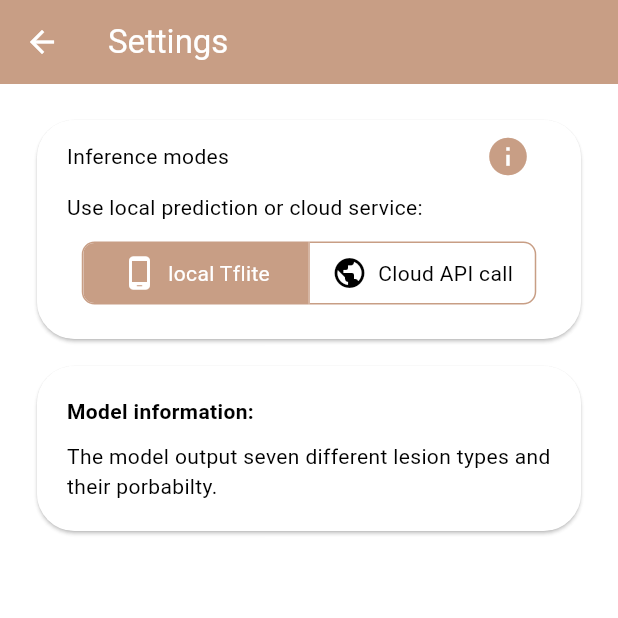
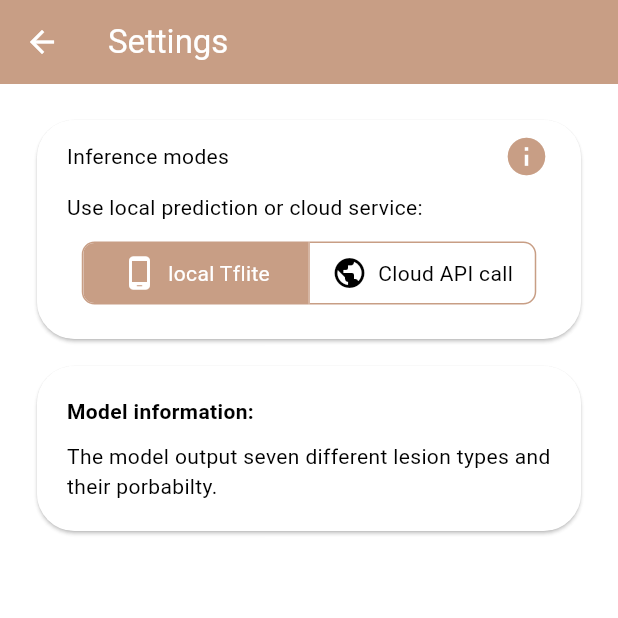
Before and after one commit to AAELBDAWY1318/cancer_detection, a Flutter app: the SettingsView screen opened directly, on a phone screen of 412 x 824 dp, the top half of it. Run offline on Flutter 3.47's test engine with Material 3 defaults, Android fonts, the phone set to English and light mode, and no system bars; our stand-ins replace bloc, camera, firebase_auth, firebase_core, flutter_bloc, get and 2 more; missing offline and left inert: tflite_flutter; accounts and stored records are empty; network calls fail.

Commit message:
===عبدالله عواد مر من هنا====

```diff
--- a/lib/bloc/cubits/inference_cubit.dart
+++ b/lib/bloc/cubits/inference_cubit.dart
@@ -1,3 +1,4 @@
+import 'dart:developer';
 import 'dart:io';
 import 'package:bloc/bloc.dart';
 import 'package:meta/meta.dart';
@@ -30,7 +31,7 @@ class InferenceCubit extends Cubit<InferenceState> {
     try {
       emit(InferenceLoading());
       var predictions = await localInferenceModel.inference(image);
-      print("##################### ${predictions.values}");
+      log("##################### ${predictions.values}");
       bool isMalignant;
       String probabilty;
       String lesionName;
--- a/lib/data/cloudInference/Tf_Serving.dart
+++ b/lib/data/cloudInference/Tf_Serving.dart
@@ -1,4 +1,5 @@
 import 'dart:convert';
+import 'dart:developer';
 import 'dart:typed_data';
 import 'package:flutter/services.dart';
 import 'package:image/image.dart' as image_lib;
@@ -48,6 +49,7 @@ class TfServing {
 
     var response = await http.post(_url,
         headers: {"Content-Type": "application/json"}, body: body);
+    log("$response");
     Map prediction = json.decode(response.body);
     print(response.headers.values);
     return prediction;
@@ -101,7 +103,7 @@ class TfServing {
       height: 224,
     );
 
-    print(image.height);
+    log("${image.height}");
 
     Map predictions = await getResponseArray(image);
     //Map predictions = await getResponse_base64(img_base64);
--- a/lib/presentation/views/SettingPage.dart
+++ b/lib/presentation/views/SettingPage.dart
@@ -19,14 +19,14 @@ class SettingsView extends StatelessWidget {
   final GlobalKey _key = GlobalKey();
 
   List<Widget> buttonTitles = <Widget>[
-    Row(children: [
+    const Row(children: [
       Icon(Icons.phone_android_rounded),
       SizedBox(
         width: 7,
       ),
       Text('local Tflite')
     ]),
-    Row(children: [
+    const Row(children: [
       Icon(Icons.public),
       SizedBox(
         width: 7,
@@ -40,17 +40,17 @@ class SettingsView extends StatelessWidget {
     return Scaffold(
       backgroundColor: Theme.of(context).colorScheme.surface,
       appBar: AppBar(
-        title: Text(
+        title: const Text(
           "Settings",
         ),
       ),
       body: Column(
         children: [
-          SizedBox(
+          const SizedBox(
             height: 20,
           ),
           Center(
-            child: Container(
+            child: SizedBox(
               width: MediaQuery.sizeOf(context).width * 0.9,
               child: Card(
                 color: Theme.of(context).colorScheme.secondary,
@@ -58,17 +58,18 @@ class SettingsView extends StatelessWidget {
                   children: [
                     Row(
                       children: [
-                        SizedBox(
+                        const SizedBox(
                           width: 20,
                         ),
                         Text("Inference modes",
                             style: TextStyle(
                                 color:
                                     Theme.of(context).colorScheme.onSecondary)),
-                        SizedBox(
+                        const SizedBox(
                           width: 162,
                         ),
-                        IconButton(
+                        Expanded(
+                          child: IconButton(
                             key: _key,
                             icon: Icon(
                               Icons.info,
@@ -78,10 +79,11 @@ class SettingsView extends StatelessWidget {
                             onPressed: () =>
                                 showOverlay(context, _key, buildInferneceInfo()),
                           ),
+                        ),
                       ],
                     ),
                     Row(children: [
-                      SizedBox(
+                      const SizedBox(
                         width: 20,
                       ),
                       Text(
@@ -90,7 +92,7 @@ class SettingsView extends StatelessWidget {
                             color: Theme.of(context).colorScheme.onSecondary),
                       ),
                     ]),
-                    SizedBox(height: 10),
+                    const SizedBox(height: 10),
                     Center(
                       child: BlocBuilder<ToggleButtonCubit, ToggleButtonState>(
                         builder: (context, state) {
@@ -119,7 +121,7 @@ class SettingsView extends StatelessWidget {
                         },
                       ),
                     ),
-                    SizedBox(
+                    const SizedBox(
                       height: 20,
                     )
                   ],
@@ -127,16 +129,16 @@ class SettingsView extends StatelessWidget {
               ),
             ),
           ),
-          SizedBox(
+          const SizedBox(
             height: 10,
           ),
-          Container(
+          SizedBox(
               width: MediaQuery.sizeOf(context).width * 0.9,
               child: Card(
                   color: Theme.of(context).colorScheme.secondary,
                   child: Container(
-                      padding: EdgeInsets.all(20),
-                      child: Column(
+                      padding: const EdgeInsets.all(20),
+                      child: const Column(
                         crossAxisAlignment: CrossAxisAlignment.start,
                         children: [
                           Text("Model information: ", style: TextStyle(fontSize: 14, fontWeight: FontWeight.bold),),
--- a/pubspec.yaml
+++ b/pubspec.yaml
@@ -70,8 +70,8 @@ flutter:
   uses-material-design: true
 
   # To add assets to your application, add an assets section, like this:
-  # assets:
-  #   - images/a_dot_burr.jpeg
+  assets:
+    - assets/
   #   - images/a_dot_ham.jpeg
 
   # An image asset can refer to one or more resolution-specific "variants", see
```
Also changed, not shown: lib/presentation/views/HomePage.dart (+43 -107 lines), pubspec.lock, 7 other files. Lines whose indentation alone changed are shown as unchanged.
